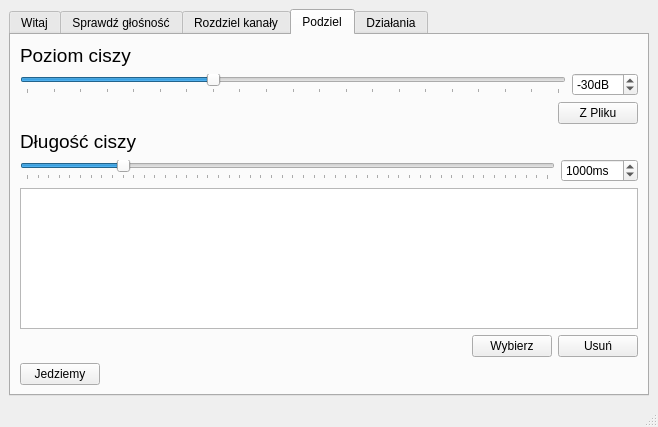
Before: the Qt Designer form interfejs.ui in Mm2PL/nagrywanol, drawn with Qt 5.
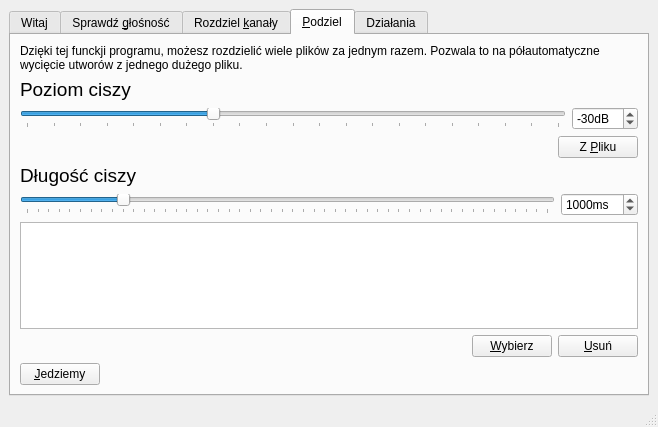
After: the same form once the commit is applied. The open tabs and pages were chosen to show the change.

Commit message: translate + features + bug fixes

Patch:
```diff
--- a/interfejs.ui
+++ b/interfejs.ui
@@ -98,7 +98,7 @@
           </sizepolicy>
          </property>
          <attribute name="title">
-          <string>Sprawdź głośność</string>
+          <string>Sprawdź &amp;głośność</string>
          </attribute>
          <layout class="QVBoxLayout" name="verticalLayout_2">
           <item>
@@ -264,7 +264,7 @@
           </sizepolicy>
          </property>
          <attribute name="title">
-          <string>Rozdziel kanały</string>
+          <string>Rozdziel &amp;kanały</string>
          </attribute>
          <layout class="QVBoxLayout" name="verticalLayout_6">
           <item>
@@ -364,9 +364,19 @@
         </widget>
         <widget class="QWidget" name="tab_split_action">
          <attribute name="title">
-          <string>Podziel</string>
+          <string>&amp;Podziel</string>
          </attribute>
          <layout class="QVBoxLayout" name="verticalLayout_3">
+          <item>
+           <widget class="QLabel" name="label_5">
+            <property name="text">
+             <string>Dzięki tej funckji programu, możesz rozdzielić wiele plików za jednym razem. Pozwala to na półautomatyczne wycięcie utworów z jednego dużego pliku.</string>
+            </property>
+            <property name="wordWrap">
+             <bool>true</bool>
+            </property>
+           </widget>
+          </item>
           <item>
            <layout class="QVBoxLayout" name="layout_volume">
             <item>
@@ -462,7 +472,7 @@
               <item>
                <widget class="QPushButton" name="button_from_file">
                 <property name="text">
-                 <string>Z Pliku</string>
+                 <string>Z &amp;Pliku</string>
                 </property>
                </widget>
               </item>
@@ -585,14 +595,14 @@
               <item>
                <widget class="QPushButton" name="button_split_pick_file">
                 <property name="text">
-                 <string>Wybierz</string>
+                 <string>&amp;Wybierz</string>
                 </property>
                </widget>
               </item>
               <item>
                <widget class="QPushButton" name="button_delete_picked_file">
                 <property name="text">
-                 <string>Usuń</string>
+                 <string>&amp;Usuń</string>
                 </property>
                </widget>
               </item>
@@ -605,7 +615,7 @@
             <item>
              <widget class="QPushButton" name="button_split_accept">
               <property name="text">
-               <string>Jedziemy</string>
+               <string>&amp;Jedziemy</string>
               </property>
              </widget>
             </item>
```
Left out of the diff: 61 changed lines with no effect on the pictures. The commit also changes 2 other files.
